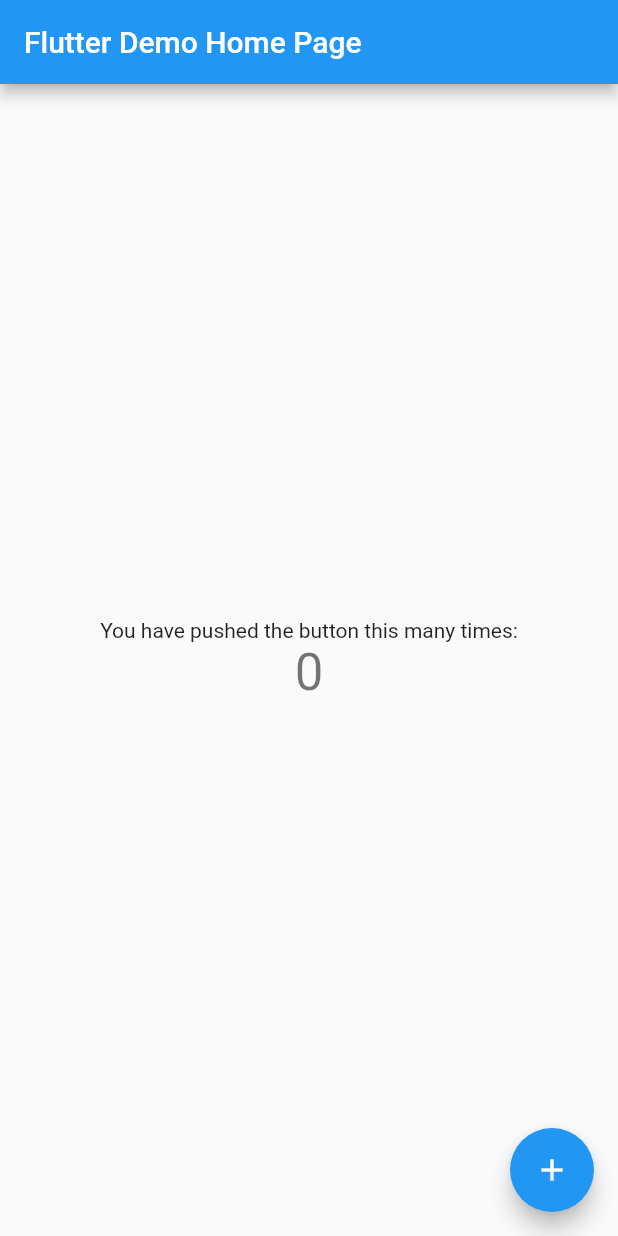
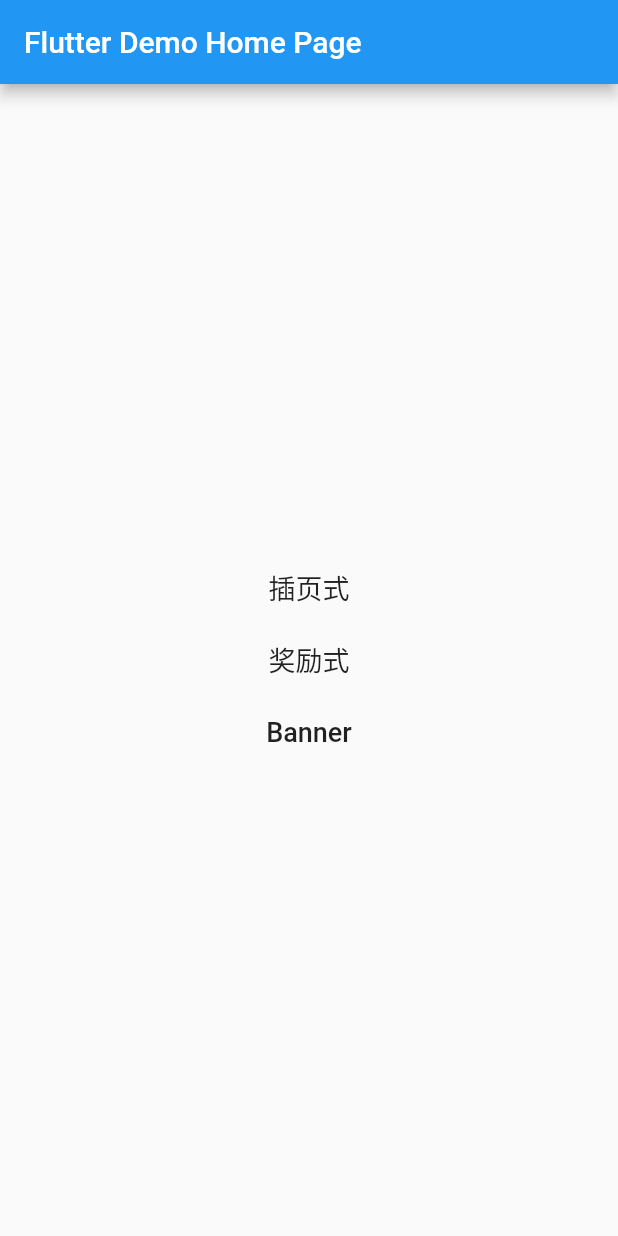
Before and after one commit to MeDeity/admob_demo, a Flutter app: the screen it shows after launch, on a phone screen of 412 x 824 dp. Run offline on Flutter 3.47's test engine with Material 2 defaults, Android fonts, the phone set to English and light mode, and no system bars; missing offline and left inert: admob_flutter, flutter_lib_admob.

```diff
--- a/lib/main.dart
+++ b/lib/main.dart
@@ -4,7 +4,7 @@ import 'package:flutter_lib_admob/admob/ad_type_enum.dart';
 import 'package:flutter_lib_admob/admob/admob_utils.dart';
 import 'package:flutter_lib_admob/admob/generate_admob_id.dart';
 
-void main(){
+void main() {
   runApp(MyApp());
 }
 
@@ -15,15 +15,6 @@ class MyApp extends StatelessWidget {
     return MaterialApp(
       title: 'Flutter Demo',
       theme: ThemeData(
-        // This is the theme of your application.
-        //
-        // Try running your application with "flutter run". You'll see the
-        // application has a blue toolbar. Then, without quitting the app, try
-        // changing the primarySwatch below to Colors.green and then invoke
-        // "hot reload" (press "r" in the console where you ran "flutter run",
-        // or simply save your changes to "hot reload" in a Flutter IDE).
-        // Notice that the counter didn't reset back to zero; the application
-        // is not restarted.
         primarySwatch: Colors.blue,
       ),
       home: MyHomePage(title: 'Flutter Demo Home Page'),
@@ -41,8 +32,6 @@ class MyHomePage extends StatefulWidget {
 }
 
 class _MyHomePageState extends State<MyHomePage> with AdmobUtils {
-  int _counter = 0;
-
   @override
   void initState() {
     super.initState();
@@ -52,21 +41,6 @@ class _MyHomePageState extends State<MyHomePage> with AdmobUtils {
     });
     GenerateAdmobId factory = getAdmobIdFactory();
     Admob.initialize(factory.getAppId());
-  }
-
-  void _incrementCounter() {
-
-    setState(() {
-      _counter++;
-    });
-    if(_counter%2==0){
-      print("显示插页式广告");
-      showInterstitialAd();
-    }else{
-      print("显示奖励广告");
-      showRewardAd();
-    }
-    showBannerAd();
   }
 
   @override
@@ -79,21 +53,29 @@ class _MyHomePageState extends State<MyHomePage> with AdmobUtils {
         child: Column(
           mainAxisAlignment: MainAxisAlignment.center,
           children: <Widget>[
-            Text(
-              'You have pushed the button this many times:',
+            FlatButton(
+              child: Text("插页式", style: TextStyle(fontSize: 18)),
+              onPressed: () {
+                showInterstitialAd();
+              },
             ),
-            Text(
-              '$_counter',
-              style: Theme.of(context).textTheme.display1,
+            FlatButton(
+              child: Text("奖励式", style: TextStyle(fontSize: 18)),
+              onPressed: () {
+                showInterstitialAd();
+              },
+            ),
+            FlatButton(
+              child: Text("Banner", style: TextStyle(fontSize: 18)),
+              onPressed: () {
+                showBannerAd(
+                    callback: (AdmobAdEvent event, Map<String, dynamic> args,
+                        AdTypeEnum adType) {});
+              },
             ),
           ],
         ),
       ),
-      floatingActionButton: FloatingActionButton(
-        onPressed: _incrementCounter,
-        tooltip: 'Increment',
-        child: Icon(Icons.add),
-      ), // This trailing comma makes auto-formatting nicer for build methods.
     );
   }
 }
--- a/pubspec.yaml
+++ b/pubspec.yaml
@@ -24,6 +24,8 @@ dependencies:
   # The following adds the Cupertino Icons font to your application.
   # Use with the CupertinoIcons class for iOS style icons.
   cupertino_icons: ^0.1.2
+  # toast
+  fluttertoast: ^3.0.4
 
 dev_dependencies:
   flutter_test:
--- /dev/null
+++ b/res/values/strings_en.arb
@@ -0,0 +1 @@
+{}
```
Also changed, not shown: lib/generated/i18n.dart (added), pubspec.lock, 1 other file.
